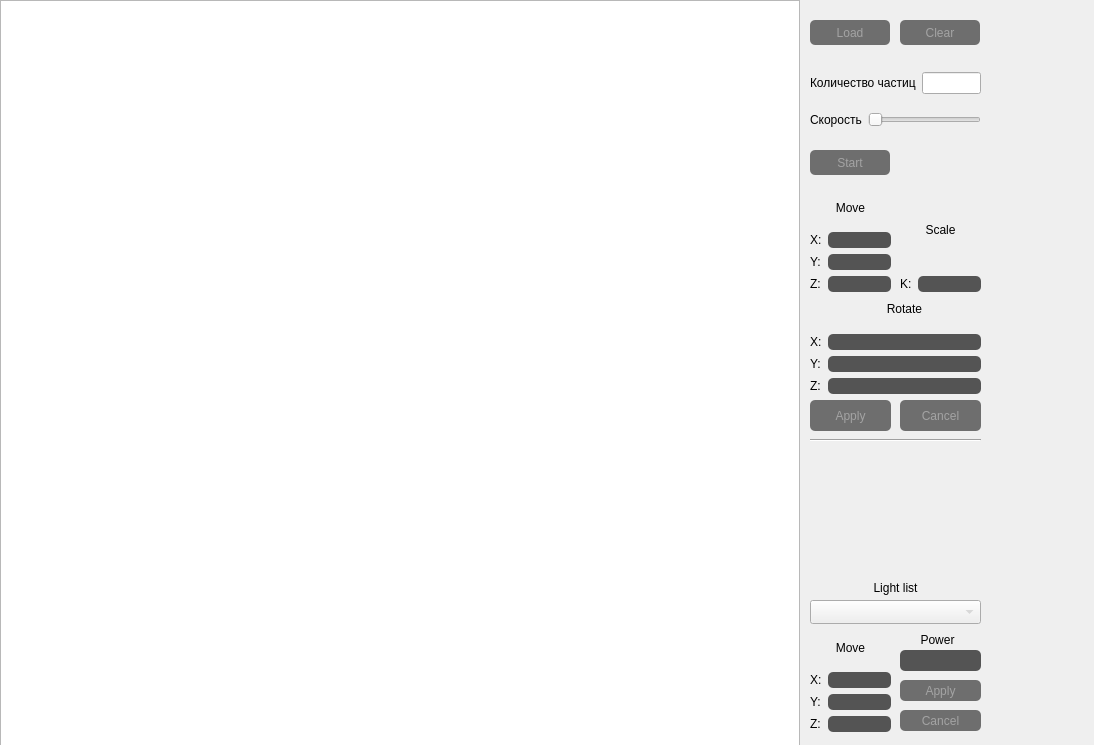
Before: the Qt Designer form shlyapos/FooG/UiForms/mainwindow.ui in tatarinova0903/bmstu_cg_course, drawn with Qt 5.
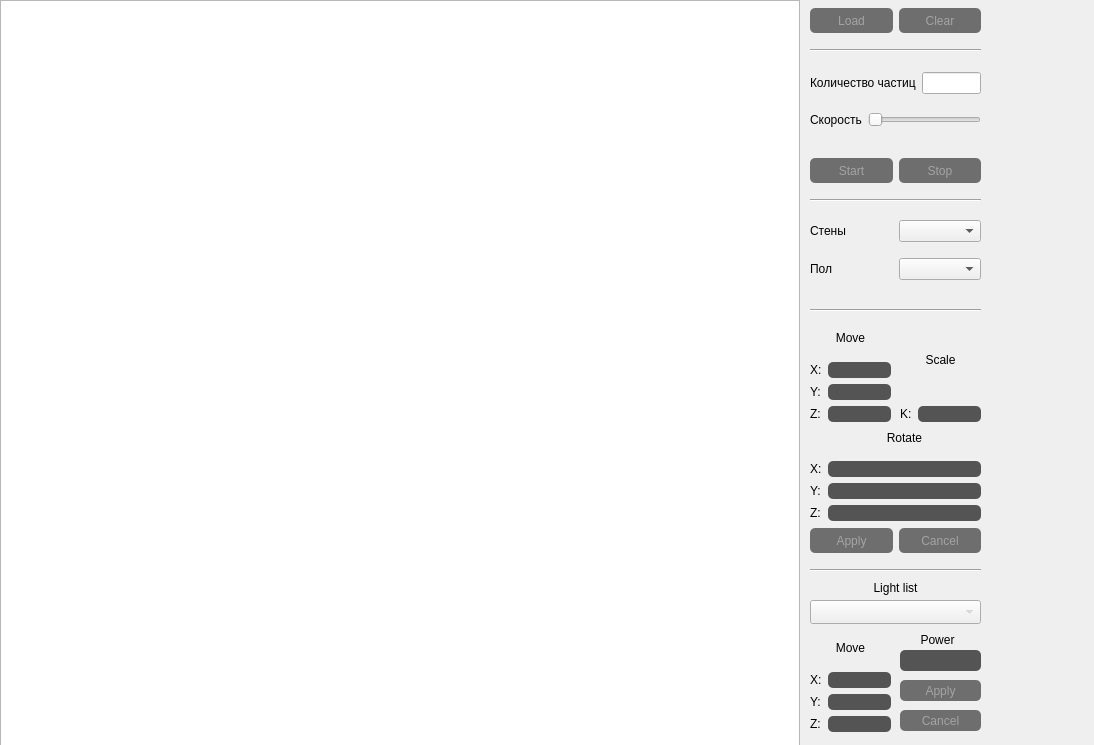
After: the same form once the commit is applied.

```diff
--- a/shlyapos/FooG/UiForms/mainwindow.ui
+++ b/shlyapos/FooG/UiForms/mainwindow.ui
@@ -29,40 +29,11 @@
      </rect>
     </property>
    </widget>
-   <widget class="QPushButton" name="pushButton_loadScene">
-    <property name="geometry">
-     <rect>
-      <x>810</x>
-      <y>20</y>
-      <width>80</width>
-      <height>25</height>
-     </rect>
-    </property>
-    <property name="styleSheet">
-     <string notr="true">QPushButton {
-    color: rgba(200, 200, 200, 150);
-    border-radius: 5px;
-    background: rgba(20, 20, 20, 150);
-    }
-
-QPushButton:hover {
-    background: rgba(10, 10, 10, 150);
-    }
-
-QPushButton:pressed {
-    border-style: inset;
-    background: rgba(0, 0, 0, 150);
-    }</string>
-    </property>
-    <property name="text">
-     <string>Load</string>
-    </property>
-   </widget>
    <widget class="QWidget" name="verticalLayoutWidget">
     <property name="geometry">
      <rect>
       <x>810</x>
-      <y>190</y>
+      <y>320</y>
       <width>81</width>
       <height>102</height>
      </rect>
@@ -141,69 +112,11 @@
      </item>
     </layout>
    </widget>
-   <widget class="QPushButton" name="pushButton_mcancel">
-    <property name="geometry">
-     <rect>
-      <x>900</x>
-      <y>400</y>
-      <width>81</width>
-      <height>31</height>
-     </rect>
-    </property>
-    <property name="styleSheet">
-     <string notr="true">QPushButton {
-    color: rgba(200, 200, 200, 150);
-    border-radius: 5px;
-    background: rgba(20, 20, 20, 150);
-    }
-
-QPushButton:hover {
-    background: rgba(10, 10, 10, 150);
-    }
-
-QPushButton:pressed {
-    border-style: inset;
-    background: rgba(0, 0, 0, 150);
-   }</string>
-    </property>
-    <property name="text">
-     <string>Cancel</string>
-    </property>
-   </widget>
-   <widget class="QPushButton" name="pushButton_mapply">
-    <property name="geometry">
-     <rect>
-      <x>810</x>
-      <y>400</y>
-      <width>81</width>
-      <height>31</height>
-     </rect>
-    </property>
-    <property name="styleSheet">
-     <string notr="true">QPushButton {
-    color: rgba(200, 200, 200, 150);
-    border-radius: 5px;
-    background: rgba(20, 20, 20, 150);
-    }
-
-QPushButton:hover {
-    background: rgba(10, 10, 10, 150);
-    }
-
-QPushButton:pressed {
-    border-style: inset;
-    background: rgba(0, 0, 0, 150);
-   }</string>
-    </property>
-    <property name="text">
-     <string>Apply</string>
-    </property>
-   </widget>
    <widget class="QWidget" name="verticalLayoutWidget_2">
     <property name="geometry">
      <rect>
       <x>900</x>
-      <y>190</y>
+      <y>320</y>
       <width>81</width>
       <height>102</height>
      </rect>
@@ -248,7 +161,7 @@
     <property name="geometry">
      <rect>
       <x>810</x>
-      <y>430</y>
+      <y>560</y>
       <width>171</width>
       <height>20</height>
      </rect>
@@ -380,9 +293,9 @@
     <property name="geometry">
      <rect>
       <x>810</x>
-      <y>290</y>
+      <y>420</y>
       <width>171</width>
-      <height>104</height>
+      <height>101</height>
      </rect>
     </property>
     <layout class="QVBoxLayout" name="verticalLayout_6">
@@ -551,64 +464,6 @@
 }</string>
     </property>
    </widget>
-   <widget class="QPushButton" name="pushButton_clear">
-    <property name="geometry">
-     <rect>
-      <x>900</x>
-      <y>20</y>
-      <width>80</width>
-      <height>25</height>
-     </rect>
-    </property>
-    <property name="styleSheet">
-     <string notr="true">QPushButton {
-    color: rgba(200, 200, 200, 150);
-    border-radius: 5px;
-    background: rgba(20, 20, 20, 150);
-    }
-
-QPushButton:hover {
-    background: rgba(10, 10, 10, 150);
-    }
-
-QPushButton:pressed {
-    border-style: inset;
-    background: rgba(0, 0, 0, 150);
-    }</string>
-    </property>
-    <property name="text">
-     <string>Clear</string>
-    </property>
-   </widget>
-   <widget class="QPushButton" name="pushButton_start">
-    <property name="geometry">
-     <rect>
-      <x>810</x>
-      <y>150</y>
-      <width>80</width>
-      <height>25</height>
-     </rect>
-    </property>
-    <property name="styleSheet">
-     <string notr="true">QPushButton {
-    color: rgba(200, 200, 200, 150);
-    border-radius: 5px;
-    background: rgba(20, 20, 20, 150);
-    }
-
-QPushButton:hover {
-    background: rgba(10, 10, 10, 150);
-    }
-
-QPushButton:pressed {
-    border-style: inset;
-    background: rgba(0, 0, 0, 150);
-    }</string>
-    </property>
-    <property name="text">
-     <string>Start</string>
-    </property>
-   </widget>
    <widget class="QWidget" name="gridLayoutWidget">
     <property name="geometry">
      <rect>
@@ -657,6 +512,299 @@
      </item>
     </layout>
    </widget>
+   <widget class="QWidget" name="horizontalLayoutWidget_3">
+    <property name="geometry">
+     <rect>
+      <x>810</x>
+      <y>150</y>
+      <width>171</width>
+      <height>41</height>
+     </rect>
+    </property>
+    <layout class="QHBoxLayout" name="horizontalLayout_3">
+     <item>
+      <widget class="QPushButton" name="pushButton_start">
+       <property name="minimumSize">
+        <size>
+         <width>0</width>
+         <height>25</height>
+        </size>
+       </property>
+       <property name="styleSheet">
+        <string notr="true">QPushButton {
+    color: rgba(200, 200, 200, 150);
+    border-radius: 5px;
+    background: rgba(20, 20, 20, 150);
+    }
+
+QPushButton:hover {
+    background: rgba(10, 10, 10, 150);
+    }
+
+QPushButton:pressed {
+    border-style: inset;
+    background: rgba(0, 0, 0, 150);
+    }</string>
+       </property>
+       <property name="text">
+        <string>Start</string>
+       </property>
+      </widget>
+     </item>
+     <item>
+      <widget class="QPushButton" name="pushButton_stop">
+       <property name="minimumSize">
+        <size>
+         <width>0</width>
+         <height>25</height>
+        </size>
+       </property>
+       <property name="styleSheet">
+        <string notr="true">QPushButton {
+    color: rgba(200, 200, 200, 150);
+    border-radius: 5px;
+    background: rgba(20, 20, 20, 150);
+    }
+
+QPushButton:hover {
+    background: rgba(10, 10, 10, 150);
+    }
+
+QPushButton:pressed {
+    border-style: inset;
+    background: rgba(0, 0, 0, 150);
+    }</string>
+       </property>
+       <property name="text">
+        <string>Stop</string>
+       </property>
+      </widget>
+     </item>
+    </layout>
+   </widget>
+   <widget class="QWidget" name="horizontalLayoutWidget_4">
+    <property name="geometry">
+     <rect>
+      <x>810</x>
+      <y>0</y>
+      <width>171</width>
+      <height>41</height>
+     </rect>
+    </property>
+    <layout class="QHBoxLayout" name="horizontalLayout_4">
+     <item>
+      <widget class="QPushButton" name="pushButton_loadScene">
+       <property name="minimumSize">
+        <size>
+         <width>0</width>
+         <height>25</height>
+        </size>
+       </property>
+       <property name="styleSheet">
+        <string notr="true">QPushButton {
+    color: rgba(200, 200, 200, 150);
+    border-radius: 5px;
+    background: rgba(20, 20, 20, 150);
+    }
+
+QPushButton:hover {
+    background: rgba(10, 10, 10, 150);
+    }
+
+QPushButton:pressed {
+    border-style: inset;
+    background: rgba(0, 0, 0, 150);
+    }</string>
+       </property>
+       <property name="text">
+        <string>Load</string>
+       </property>
+      </widget>
+     </item>
+     <item>
+      <widget class="QPushButton" name="pushButton_clear">
+       <property name="minimumSize">
+        <size>
+         <width>0</width>
+         <height>25</height>
+        </size>
+       </property>
+       <property name="styleSheet">
+        <string notr="true">QPushButton {
+    color: rgba(200, 200, 200, 150);
+    border-radius: 5px;
+    background: rgba(20, 20, 20, 150);
+    }
+
+QPushButton:hover {
+    background: rgba(10, 10, 10, 150);
+    }
+
+QPushButton:pressed {
+    border-style: inset;
+    background: rgba(0, 0, 0, 150);
+    }</string>
+       </property>
+       <property name="text">
+        <string>Clear</string>
+       </property>
+      </widget>
+     </item>
+    </layout>
+   </widget>
+   <widget class="QWidget" name="horizontalLayoutWidget_5">
+    <property name="geometry">
+     <rect>
+      <x>810</x>
+      <y>520</y>
+      <width>171</width>
+      <height>41</height>
+     </rect>
+    </property>
+    <layout class="QHBoxLayout" name="horizontalLayout_5">
+     <item>
+      <widget class="QPushButton" name="pushButton_mapply">
+       <property name="minimumSize">
+        <size>
+         <width>0</width>
+         <height>25</height>
+        </size>
+       </property>
+       <property name="styleSheet">
+        <string notr="true">QPushButton {
+    color: rgba(200, 200, 200, 150);
+    border-radius: 5px;
+    background: rgba(20, 20, 20, 150);
+    }
+
+QPushButton:hover {
+    background: rgba(10, 10, 10, 150);
+    }
+
+QPushButton:pressed {
+    border-style: inset;
+    background: rgba(0, 0, 0, 150);
+   }</string>
+       </property>
+       <property name="text">
+        <string>Apply</string>
+       </property>
+      </widget>
+     </item>
+     <item>
+      <widget class="QPushButton" name="pushButton_mcancel">
+       <property name="minimumSize">
+        <size>
+         <width>0</width>
+         <height>25</height>
+        </size>
+       </property>
+       <property name="styleSheet">
+        <string notr="true">QPushButton {
+    color: rgba(200, 200, 200, 150);
+    border-radius: 5px;
+    background: rgba(20, 20, 20, 150);
+    }
+
+QPushButton:hover {
+    background: rgba(10, 10, 10, 150);
+    }
+
+QPushButton:pressed {
+    border-style: inset;
+    background: rgba(0, 0, 0, 150);
+   }</string>
+       </property>
+       <property name="text">
+        <string>Cancel</string>
+       </property>
+      </widget>
+     </item>
+    </layout>
+   </widget>
+   <widget class="Line" name="line_2">
+    <property name="geometry">
+     <rect>
+      <x>810</x>
+      <y>190</y>
+      <width>171</width>
+      <height>20</height>
+     </rect>
+    </property>
+    <property name="orientation">
+     <enum>Qt::Horizontal</enum>
+    </property>
+   </widget>
+   <widget class="Line" name="line_3">
+    <property name="geometry">
+     <rect>
+      <x>810</x>
+      <y>40</y>
+      <width>171</width>
+      <height>20</height>
+     </rect>
+    </property>
+    <property name="orientation">
+     <enum>Qt::Horizontal</enum>
+    </property>
+   </widget>
+   <widget class="Line" name="line_4">
+    <property name="geometry">
+     <rect>
+      <x>810</x>
+      <y>300</y>
+      <width>171</width>
+      <height>20</height>
+     </rect>
+    </property>
+    <property name="orientation">
+     <enum>Qt::Horizontal</enum>
+    </property>
+   </widget>
+   <widget class="QWidget" name="gridLayoutWidget_2">
+    <property name="geometry">
+     <rect>
+      <x>810</x>
+      <y>210</y>
+      <width>171</width>
+      <height>80</height>
+     </rect>
+    </property>
+    <layout class="QGridLayout" name="gridLayout_7">
+     <item row="0" column="0">
+      <layout class="QVBoxLayout" name="verticalLayout_7">
+       <item>
+        <layout class="QHBoxLayout" name="horizontalLayout_8">
+         <item>
+          <widget class="QLabel" name="walls_label">
+           <property name="text">
+            <string>Стены</string>
+           </property>
+          </widget>
+         </item>
+         <item>
+          <widget class="QComboBox" name="walls_comboBox"/>
+         </item>
+        </layout>
+       </item>
+      </layout>
+     </item>
+     <item row="1" column="0">
+      <layout class="QHBoxLayout" name="horizontalLayout_9">
+       <item>
+        <widget class="QLabel" name="floor_label">
+         <property name="text">
+          <string>Пол</string>
+         </property>
+        </widget>
+       </item>
+       <item>
+        <widget class="QComboBox" name="floor_comboBox"/>
+       </item>
+      </layout>
+     </item>
+    </layout>
+   </widget>
   </widget>
  </widget>
  <resources/>
```
Left out of the diff: 100 changed lines with no effect on the pictures.
